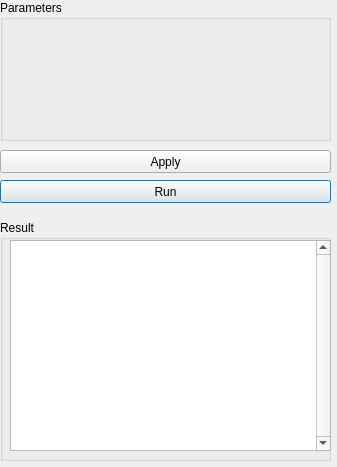
First picture: the form in source/Goldenberry/widgets/optimization/GbCgaWidget.ui, repository narg95/goldenberry, before the edit.
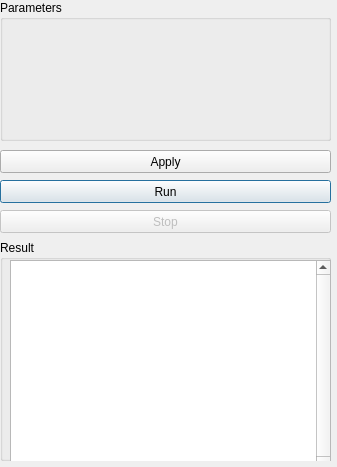
Second picture: the form after the edit.

Commit message: stop option included

```diff
--- a/source/Goldenberry/widgets/optimization/GbCgaWidget.ui
+++ b/source/Goldenberry/widgets/optimization/GbCgaWidget.ui
@@ -40,9 +40,9 @@
    <property name="geometry">
     <rect>
      <x>0</x>
-     <y>220</y>
+     <y>240</y>
      <width>331</width>
-     <height>241</height>
+     <height>221</height>
     </rect>
    </property>
    <property name="title">
@@ -88,6 +88,22 @@
     <string>Apply</string>
    </property>
   </widget>
+  <widget class="QPushButton" name="stopButton">
+   <property name="enabled">
+    <bool>false</bool>
+   </property>
+   <property name="geometry">
+    <rect>
+     <x>0</x>
+     <y>210</y>
+     <width>331</width>
+     <height>23</height>
+    </rect>
+   </property>
+   <property name="text">
+    <string>Stop</string>
+   </property>
+  </widget>
  </widget>
  <resources/>
  <connections/>
```
The commit also changes 8 other files.
